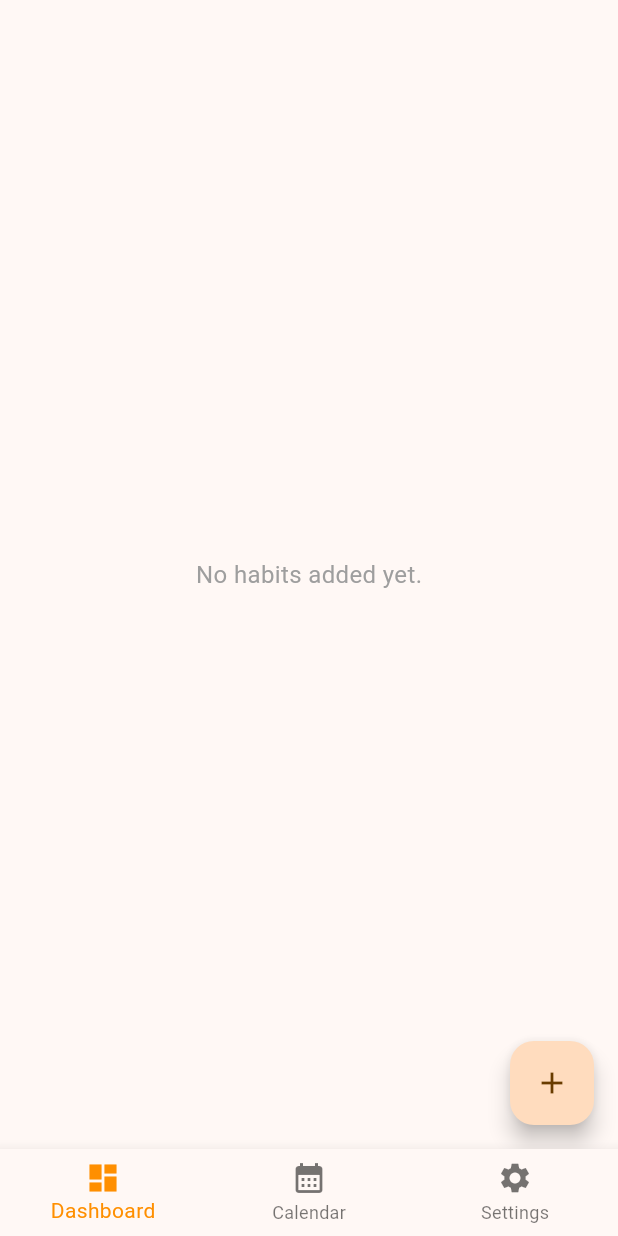
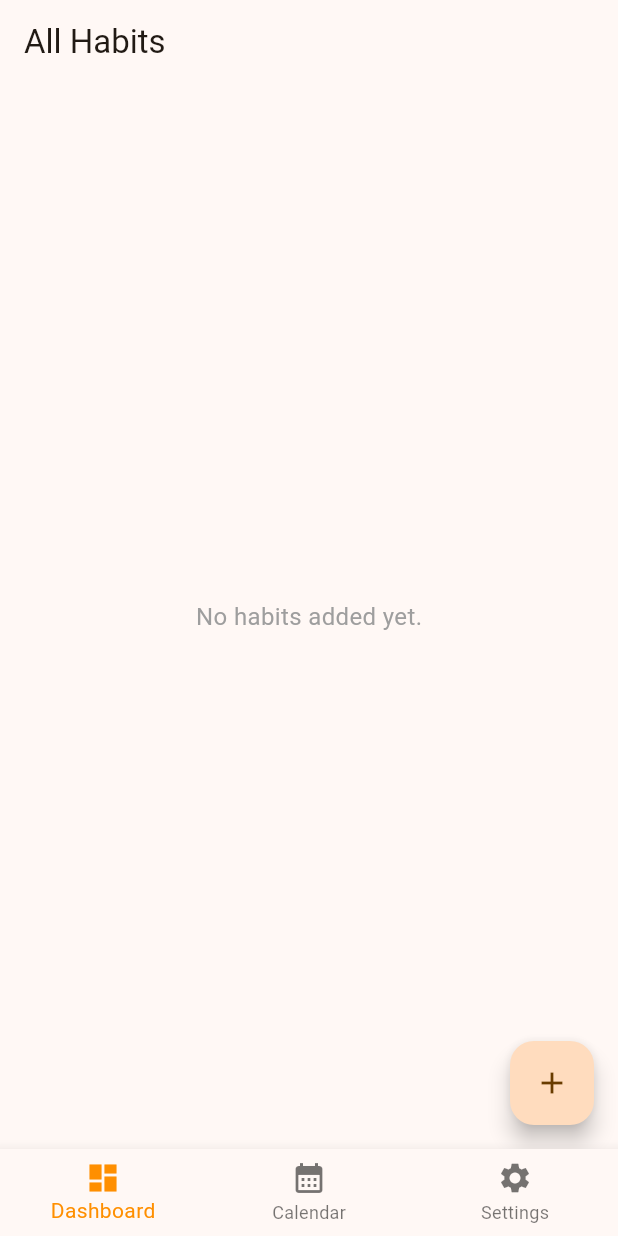
Before and after one commit to anthonynmh/habit_tracker_app, a Flutter app: the screen it shows after launch, on a phone screen of 412 x 824 dp. Run offline on Flutter 3.47's test engine with Material 3 defaults, Android fonts, the phone set to English and light mode, and no system bars; our stand-ins replace table_calendar.

Commit message:
add delete mode

```diff
--- a/lib/screens/dashboard_page.dart
+++ b/lib/screens/dashboard_page.dart
@@ -13,6 +13,7 @@ class DashboardPage extends StatefulWidget {
 
 class _DashboardPageState extends State<DashboardPage> {
   final habitsList = <String>[];
+  bool isDeleteMode = false;
 
   void _addHabit(String habit) {
     setState(() {
@@ -20,12 +21,38 @@ class _DashboardPageState extends State<DashboardPage> {
     });
   }
 
+  void _deleteHabit(int index) {
+    setState(() {
+      habitsList.removeAt(index);
+    });
+  }
+
+  void _toggleDeleteMode() {
+    setState(() {
+      isDeleteMode = !isDeleteMode;
+    });
+  }
+
   @override
   Widget build(BuildContext context) {
     return Scaffold(
-      body: HabitList(habitsList: habitsList),
+      appBar: AppBar(
+        title: Text("All Habits"),
+        actions: habitsList.isNotEmpty
+          ? [
+              IconButton(
+                icon: Icon(isDeleteMode ? Icons.cancel : Icons.delete),
+                onPressed: _toggleDeleteMode,
+              ),
+            ]
+          : null,
+      ),
+      body: HabitList(
+        habitsList: habitsList,
+        onDelete: _deleteHabit,
+        isDeleteMode: isDeleteMode,
+      ),
       floatingActionButton: FloatingActionButton(
-        // onPressed: () => _showInputDialog(),
         onPressed: () async {
           String? habit = await showHabitInputDialog(context, habitsList);
           if (habit != null) _addHabit(habit);
```
